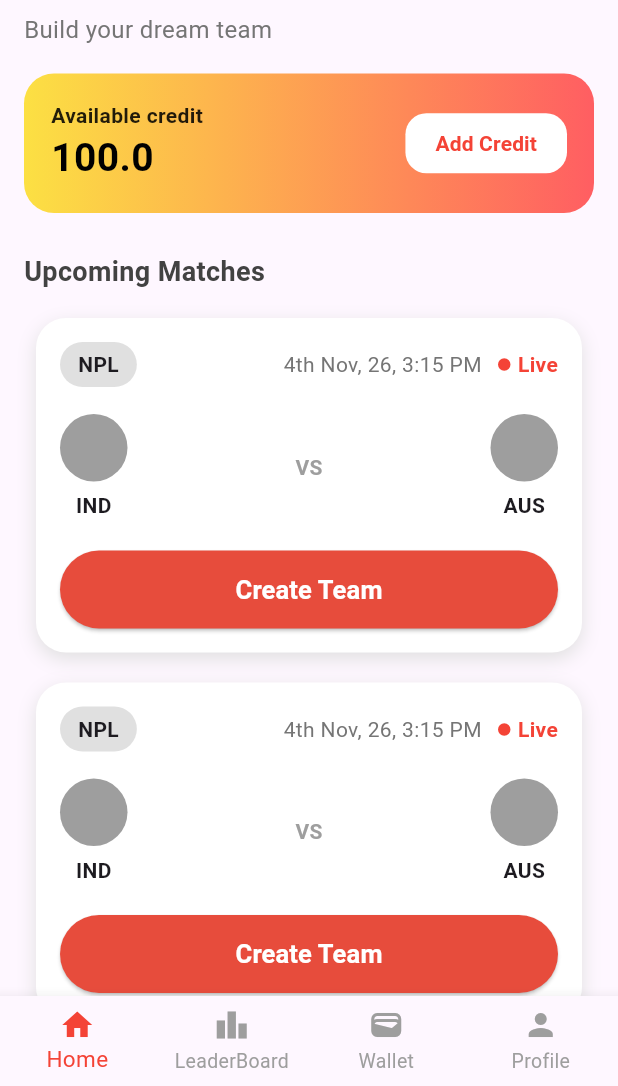
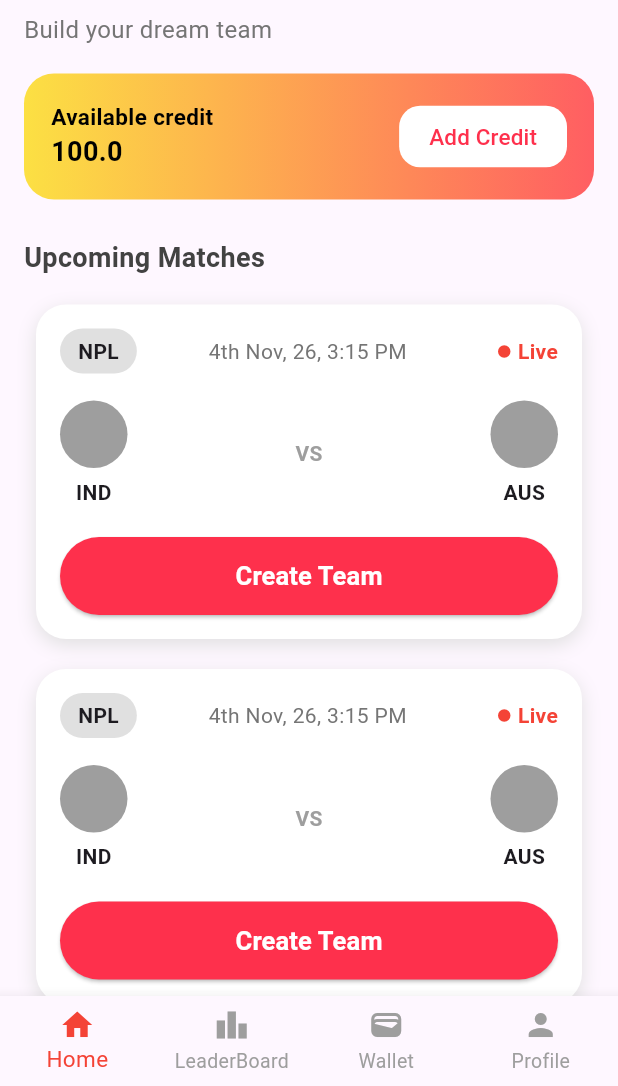
Before and after one commit to Roshan10k/fanup, a Flutter app: the DashboardScreen screen opened directly, on a phone screen of 412 x 824 dp, the part 150-1236 px from its top. Run offline on Flutter 3.47's test engine with Material 3 defaults, Android fonts, the phone set to English and light mode, and no system bars; our stand-ins replace font_awesome_flutter; Roboto replaces fonts that are missing (Poppins Regular, Poppins SemiBold, Poppins-Bold).

Commit message:
implementing themes and fonts in widgets section

```diff
--- a/lib/widgets/balance_card_widget.dart
+++ b/lib/widgets/balance_card_widget.dart
@@ -1,4 +1,7 @@
+import 'package:fanup/themes/theme.dart';
 import 'package:flutter/material.dart';
+
+
 
 class BalanceCardWidget extends StatelessWidget {
   final double credit;
@@ -28,24 +31,17 @@ class BalanceCardWidget extends StatelessWidget {
       child: Row(
         mainAxisAlignment: MainAxisAlignment.spaceBetween,
         children: [
+          // Credit info
           Column(
             crossAxisAlignment: CrossAxisAlignment.start,
             children: [
-              const Text(
+              Text(
                 "Available credit",
-                style: TextStyle(
-                  fontSize: 14,
-                  color: Colors.black87,
-                  fontWeight: FontWeight.w600,
-                ),
+                style: AppTextStyles.poppinsSemiBold15.copyWith(color: AppColors.textDark),
               ),
               Text(
                 credit.toStringAsFixed(1),
-                style: const TextStyle(
-                  fontSize: 26,
-                  fontWeight: FontWeight.bold,
-                  color: Colors.black,
-                ),
+                style: AppTextStyles.poppinsSemiBold18.copyWith(color: AppColors.textDark),
               ),
             ],
           ),
@@ -55,20 +51,14 @@ class BalanceCardWidget extends StatelessWidget {
             onPressed: onAddCredit,
             style: TextButton.styleFrom(
               backgroundColor: Colors.white,
-              padding: const EdgeInsets.symmetric(
-                horizontal: 20,
-                vertical: 10,
-              ),
+              padding: const EdgeInsets.symmetric(horizontal: 20, vertical: 10),
               shape: RoundedRectangleBorder(
                 borderRadius: BorderRadius.circular(14),
               ),
             ),
-            child: const Text(
+            child: Text(
               "Add Credit",
-              style: TextStyle(
-                color: Colors.red,
-                fontWeight: FontWeight.bold,
-              ),
+              style: AppTextStyles.poppinsRegular15.copyWith(color: AppColors.primary),
             ),
           ),
         ],
--- a/lib/widgets/match_card_widget.dart
+++ b/lib/widgets/match_card_widget.dart
@@ -1,3 +1,4 @@
+import 'package:fanup/themes/theme.dart';
 import 'package:flutter/material.dart';
 
 class MatchCard extends StatelessWidget {
@@ -34,15 +35,30 @@ class MatchCard extends StatelessWidget {
       ),
       child: Column(
         children: [
-          Row(
+          _buildHeader(),
+          const SizedBox(height: 18),
+          _buildTeamsRow(),
+          const SizedBox(height: 20),
+          _buildCreateTeamButton(),
+        ],
+      ),
+    );
+  }
+
+  /// Header: League Badge + Date + Live Indicator
+  Widget _buildHeader() {
+    return Row(
       mainAxisAlignment: MainAxisAlignment.spaceBetween,
       children: [
-              // League Badge
-              Container(
-                padding: const EdgeInsets.symmetric(
-                  vertical: 5,
-                  horizontal: 12,
-                ),
+        _leagueBadge(),
+        _dateLiveIndicator(),
+      ],
+    );
+  }
+
+  Widget _leagueBadge() {
+    return Container(
+      padding: const EdgeInsets.symmetric(vertical: 5, horizontal: 12),
       decoration: BoxDecoration(
         color: Colors.grey.shade300,
         borderRadius: BorderRadius.circular(20),
@@ -51,13 +67,14 @@ class MatchCard extends StatelessWidget {
         league,
         style: const TextStyle(fontWeight: FontWeight.bold),
       ),
-              ),
+    );
+  }
 
-              // Date + Live indicator
-              Row(
+  Widget _dateLiveIndicator() {
+    return Row(
       children: [
         Text(dateTime, style: TextStyle(color: Colors.grey.shade600)),
-                  const SizedBox(width: 10),
+        const SizedBox(width: 60),
         const Icon(Icons.circle, color: Colors.red, size: 10),
         const SizedBox(width: 4),
         const Text(
@@ -68,58 +85,25 @@ class MatchCard extends StatelessWidget {
           ),
         ),
       ],
-              ),
-            ],
-          ),
+    );
+  }
 
-          const SizedBox(height: 18),
-
-          ///Teams Row
-          Row(
+  /// Teams Row
+  Widget _buildTeamsRow() {
+    return Row(
       mainAxisAlignment: MainAxisAlignment.spaceBetween,
       children: [
         _teamColumn(teamA),
         const Text(
           "VS",
-                style: TextStyle(
-                  fontWeight: FontWeight.bold,
-                  color: Colors.grey,
-                ),
+          style: TextStyle(fontWeight: FontWeight.bold, color: Colors.grey),
         ),
         _teamColumn(teamB),
       ],
-          ),
-
-          const SizedBox(height: 20),
-
-          /// CREATE TEAM BUTTON
-          SizedBox(
-            width: double.infinity,
-            child: ElevatedButton(
-              onPressed: onCreateTeam,
-              style: ElevatedButton.styleFrom(
-                backgroundColor: const Color(0xFFE74C3C),
-                padding: const EdgeInsets.symmetric(vertical: 14),
-                shape: RoundedRectangleBorder(
-                  borderRadius: BorderRadius.circular(30),
-                ),
-              ),
-              child: const Text(
-                "Create Team",
-                style: TextStyle(
-                  fontWeight: FontWeight.bold,
-                  fontSize: 17,
-                  color: Colors.white,
-                ),
-              ),
-            ),
-          ),
-        ],
-      ),
     );
   }
 
-  /// Small Team Widget
+  /// Individual Team Widget
   Widget _teamColumn(String teamName) {
     return Column(
       children: [
@@ -136,4 +120,29 @@ class MatchCard extends StatelessWidget {
       ],
     );
   }
+
+  /// Create Team Button
+  Widget _buildCreateTeamButton() {
+    return SizedBox(
+      width: double.infinity,
+      child: ElevatedButton(
+        onPressed: onCreateTeam,
+        style: ElevatedButton.styleFrom(
+          backgroundColor: AppColors.primary,
+          padding: const EdgeInsets.symmetric(vertical: 14),
+          shape: RoundedRectangleBorder(
+            borderRadius: BorderRadius.circular(30),
+          ),
+        ),
+        child: const Text(
+          "Create Team",
+          style: TextStyle(
+            fontWeight: FontWeight.bold,
+            fontSize: 17,
+            color: Colors.white,
+          ),
+        ),
+      ),
+    );
   }
+}
```
Lines whose indentation alone changed are shown as unchanged.
